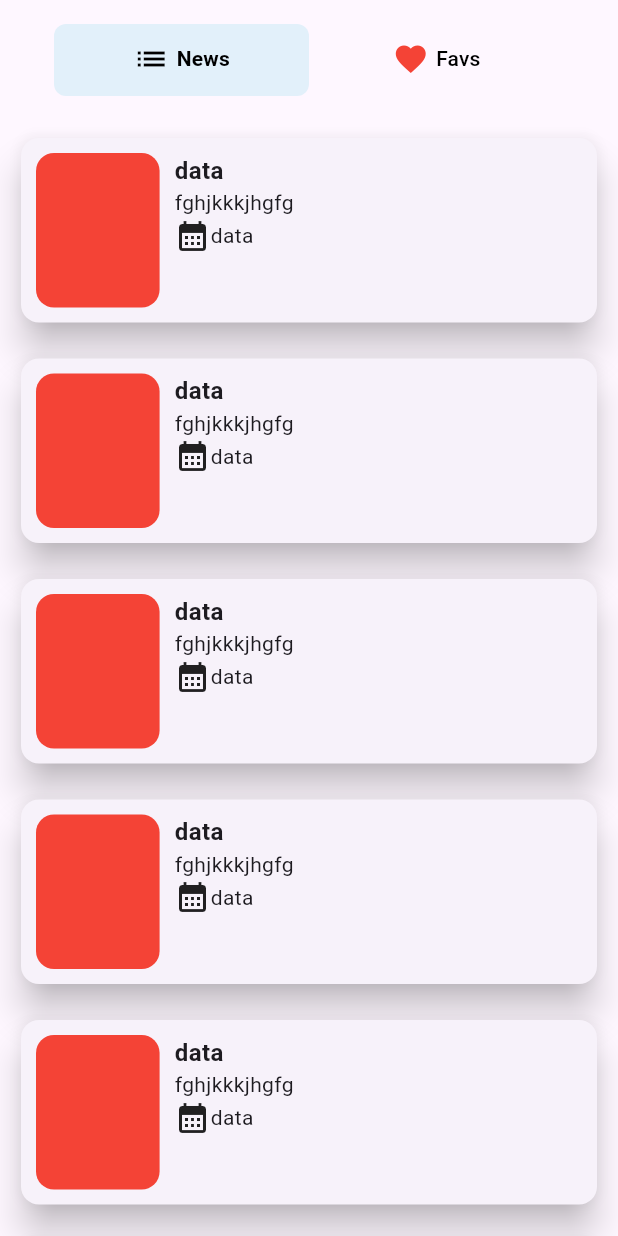
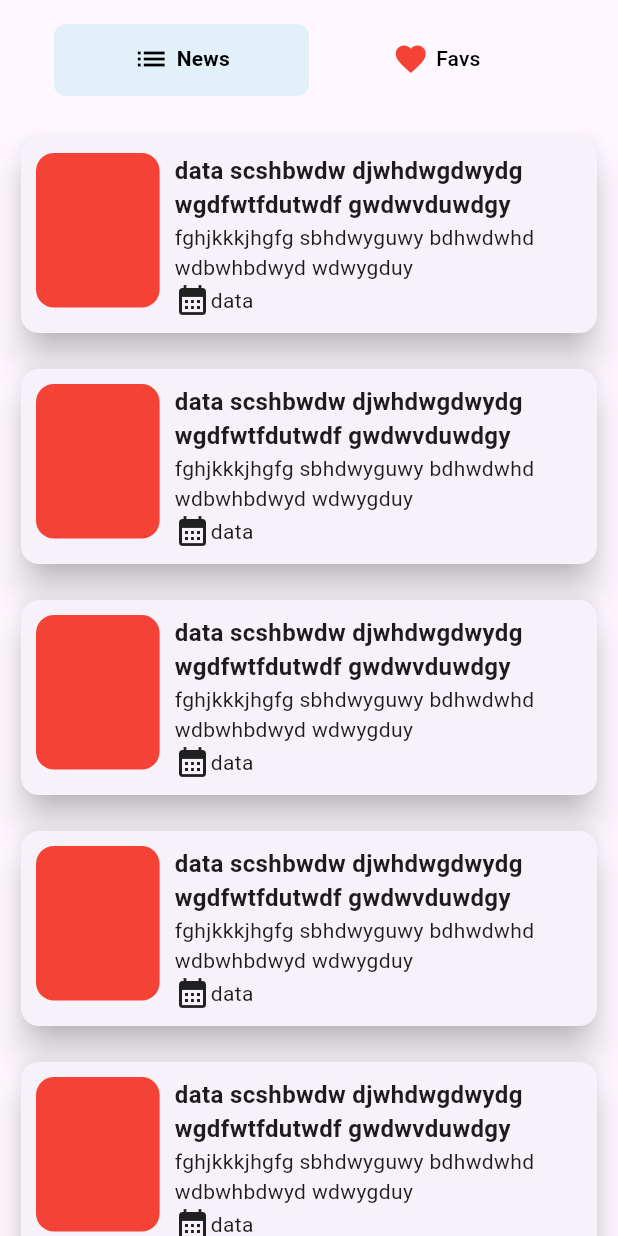
Before and after one commit to haadiyaa/machinetest_kalbas, a Flutter app: the screen it shows after launch, on a phone screen of 412 x 824 dp. Run offline on Flutter 3.47's test engine with Material 3 defaults, Android fonts, the phone set to English and light mode, and no system bars; drawn by our look-alikes of flutter_slidable; our stand-ins replace flutter_bloc.

Commit message:
ui completed

```diff
--- a/lib/app/bloc/bloc/news_event.dart
+++ b/lib/app/bloc/bloc/news_event.dart
@@ -1,4 +1,6 @@
 part of 'news_bloc.dart';
 
 @immutable
-sealed class NewsEvent {}
+abstract class NewsEvent {}
+
+class FetchNews extends NewsEvent {}
--- a/lib/app/resources/apikeys.dart
+++ b/lib/app/resources/apikeys.dart
@@ -1,3 +1,4 @@
 class ApiKeys {
-
+  static const String apiurl='https://newsapi.org/';
+  static const String apiKey='6003b80d6e8f49a59d11ece8abbe5882';
 }
--- a/lib/app/resources/constants.dart
+++ b/lib/app/resources/constants.dart
@@ -5,6 +5,7 @@ class Constants {
   //=================colors========================================
   static const Color red=Colors.red;
   static const Color black=Colors.black;
+  static const Color grey=Colors.grey;
   static const Color white=Colors.white;
   static const Color transparent=Colors.transparent;
   static const Color lightblue=Color.fromARGB(255, 226, 240, 250);
--- a/lib/app/view/homepage/widgets/myslidablecard.dart
+++ b/lib/app/view/homepage/widgets/myslidablecard.dart
@@ -2,6 +2,7 @@
 import 'package:flutter/material.dart';
 import 'package:flutter_slidable/flutter_slidable.dart';
 import 'package:machinetest_kalbas/app/resources/constants.dart';
+import 'package:machinetest_kalbas/app/view/detailspage/view/detailspage.dart';
 
 class MySlidableCard extends StatelessWidget {
   const MySlidableCard({
@@ -35,6 +36,10 @@ class MySlidableCard extends StatelessWidget {
           horizontal: 10,
           vertical: 8,
         ),
+        child: GestureDetector(
+          onTap: (){
+            Navigator.of(context).push(MaterialPageRoute(builder: (_)=>DetailsPage()));
+          },
           child: Card(
             elevation: 10,
             child: Container(
@@ -51,11 +56,12 @@ class MySlidableCard extends StatelessWidget {
                     ),
                   ),
                   Constants.width10,
-                const Column(
+                  const Expanded(
+                    child: Column(
                       crossAxisAlignment: CrossAxisAlignment.start,
                       children: [
                         Text(
-                      'data',
+                          'data scshbwdw djwhdwgdwydg wgdfwtfdutwdf gwdwvduwdgy',
                           style: TextStyle(
                             fontWeight: FontWeight.bold,
                             fontSize: 16,
@@ -64,7 +70,7 @@ class MySlidableCard extends StatelessWidget {
                           overflow: TextOverflow.ellipsis,
                         ),
                         Text(
-                      'fghjkkkjhgfg',
+                          'fghjkkkjhgfg sbhdwyguwy bdhwdwhd wdbwhbdwyd wdwygduy',
                           style: TextStyle(
                             fontWeight: FontWeight.normal,
                             fontSize: 14,
@@ -84,7 +90,9 @@ class MySlidableCard extends StatelessWidget {
                         )
                       ],
                     ),
+                  ),
                 ],
+              ),
             ),
           ),
         ),
--- a/pubspec.yaml
+++ b/pubspec.yaml
@@ -37,6 +37,7 @@ dependencies:
   cupertino_icons: ^1.0.2
   flutter_bloc: ^8.1.6
   flutter_slidable: ^3.1.1
+  http: ^1.2.0
 
 dev_dependencies:
   flutter_test:
```
Also changed, not shown: lib/app/repositories/apiprovider.dart (+6 -1 lines), lib/app/repositories/apirepository.dart (+6 -1 lines), lib/app/view/detailspage/view/detailspage.dart (+67 -1 lines), pubspec.lock. Lines whose indentation alone changed are shown as unchanged.
